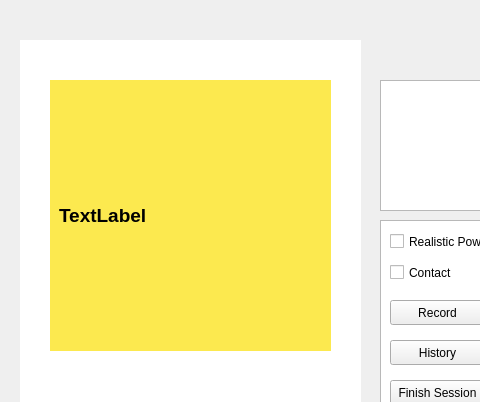
Qt form mainwindow.ui (Hall-Andrew/CESDEVICE-3004FinalProject) before a commit; both pictures show x 0 to 480 and y 0 to 402 of the 1000 by 695 pixel window.
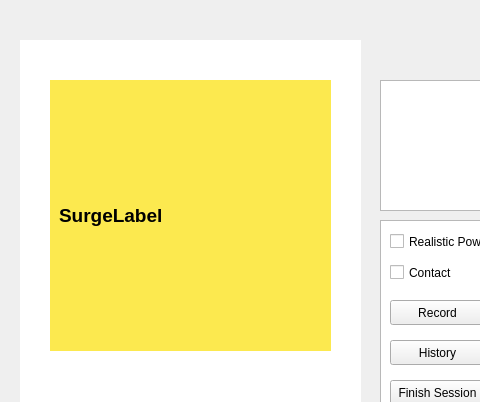
The same form after that commit. The open tabs and pages were chosen to show the change. Icons and pictures are not drawn.

Commit message: Small Change for Sequence Diagram

Patch:
```diff
--- a/mainwindow.ui
+++ b/mainwindow.ui
@@ -489,7 +489,7 @@
          <string notr="true">background-color: rgb(252, 233, 79);</string>
         </property>
         <property name="text">
-         <string>&lt;html&gt;&lt;head/&gt;&lt;body&gt;&lt;p&gt;&lt;span style=&quot; font-size:14pt; font-weight:600;&quot;&gt;TextLabel&lt;/span&gt;&lt;/p&gt;&lt;/body&gt;&lt;/html&gt;</string>
+         <string>&lt;html&gt;&lt;head/&gt;&lt;body&gt;&lt;p&gt;&lt;span style=&quot; font-size:14pt; font-weight:600;&quot;&gt;SurgeLabel&lt;/span&gt;&lt;/p&gt;&lt;/body&gt;&lt;/html&gt;</string>
         </property>
        </widget>
       </item>
```
Left out of the diff: 2 changed lines with no effect on the pictures. The commit also changes 1 other file.
